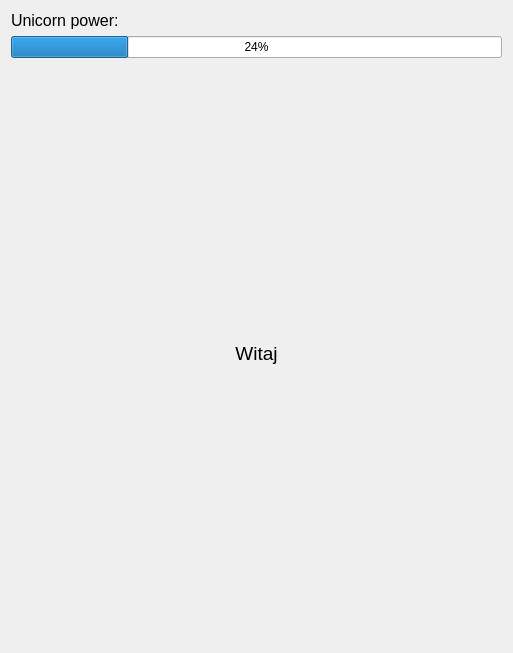
The window that UnicornHabits/MainAppWidget.ui (Andrew2a1/CodeNight_10_04) describes before a commit, drawn with Qt 5.
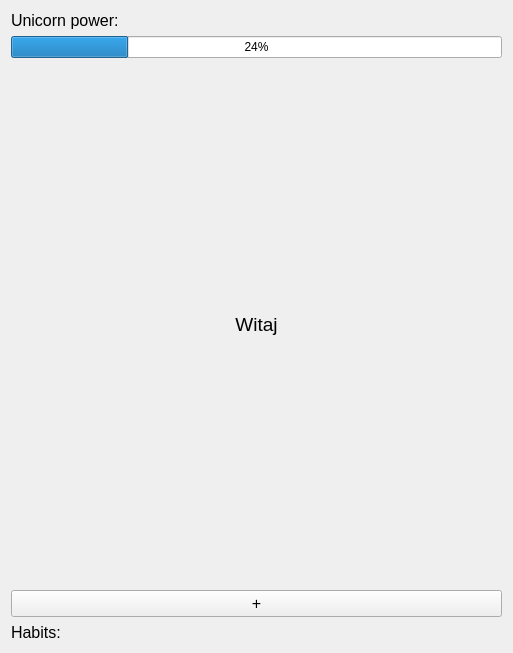
The same window after the commit.

Diff of the .ui file:
```diff
--- a/UnicornHabits/MainAppWidget.ui
+++ b/UnicornHabits/MainAppWidget.ui
@@ -56,6 +56,39 @@
        </property>
       </widget>
      </item>
+     <item>
+      <widget class="QPushButton" name="pushButton">
+       <property name="font">
+        <font>
+         <pointsize>12</pointsize>
+        </font>
+       </property>
+       <property name="text">
+        <string>+</string>
+       </property>
+      </widget>
+     </item>
+     <item>
+      <widget class="QLabel" name="label_2">
+       <property name="sizePolicy">
+        <sizepolicy hsizetype="Preferred" vsizetype="Fixed">
+         <horstretch>0</horstretch>
+         <verstretch>0</verstretch>
+        </sizepolicy>
+       </property>
+       <property name="font">
+        <font>
+         <pointsize>12</pointsize>
+        </font>
+       </property>
+       <property name="text">
+        <string>Habits:</string>
+       </property>
+      </widget>
+     </item>
+     <item>
+      <layout class="QVBoxLayout" name="habits"/>
+     </item>
     </layout>
    </item>
   </layout>
```
